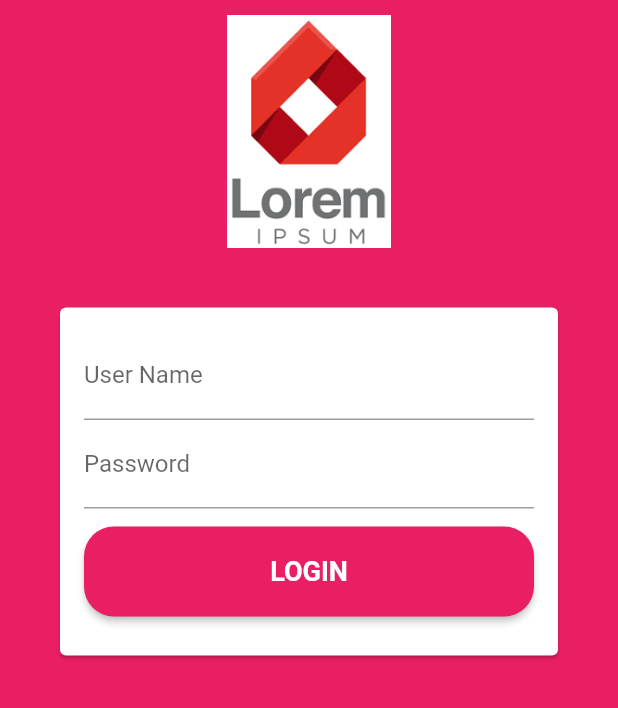
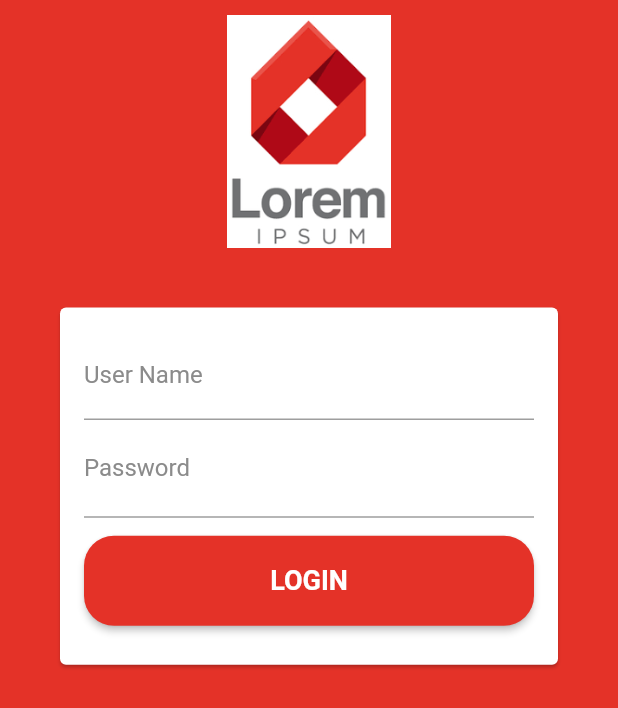
Before and after one commit to SyedDaniyalAli/Api-fetch-for-login-and-posts, a Flutter app: the screen it shows after launch, on a phone screen of 412 x 824 dp. Shown: the top 708 px of the screen. Run offline on Flutter 3.47's test engine with Material 2 defaults, Android fonts, the light colour scheme and no system bars.

Commit message:
made some changes

```diff
--- a/lib/Model/Providers/post.dart
+++ b/lib/Model/Providers/post.dart
@@ -23,4 +23,9 @@ class Entry with ChangeNotifier {
     _items.add(value);
     notifyListeners();
   }
+
+  void insertNewPost(PostItem value) {
+    _items.insert(0, value);
+    notifyListeners();
+  }
 }
--- a/lib/Screens/login_screen.dart
+++ b/lib/Screens/login_screen.dart
@@ -1,4 +1,5 @@
 import 'package:flutter/material.dart';
+import 'package:l0rem/Screens/tab_screen.dart';
 import 'package:l0rem/widget/allpost.dart';
 import 'package:l0rem/widget/auth_form.dart';
 
@@ -19,8 +20,7 @@ class _LoginScreenState extends State<LoginScreen> {
   ) async {
     bool? isAuth = await _authenticate(username: email, password: password);
     if (isAuth ?? false) {
-      Navigator.of(context)
-          .push(MaterialPageRoute(builder: (ctx) => AllPost()));
+      Navigator.of(context).pushNamed(TabsScreen.routeName);
     } else {
       ScaffoldMessenger.of(context)
           .showSnackBar(const SnackBar(content: Text('Wrong Credentials')));
--- a/lib/main.dart
+++ b/lib/main.dart
@@ -4,8 +4,7 @@ import 'package:flutter/material.dart';
 import 'package:l0rem/Model/Providers/data.dart';
 import 'package:l0rem/Model/Providers/post.dart';
 import 'package:l0rem/Screens/login_screen.dart';
-import 'package:l0rem/widget/allpost.dart';
-import 'package:l0rem/widget/profile.dart';
+import 'package:l0rem/Screens/tab_screen.dart';
 import 'package:provider/provider.dart';
 
 void main() async {
@@ -27,17 +26,31 @@ class MyApp extends StatelessWidget {
       child: MaterialApp(
         debugShowCheckedModeBanner: false,
         theme: ThemeData(
-            primarySwatch: Colors.pink,
-            backgroundColor: Colors.pink,
-            accentColor: Colors.deepPurple,
+            primaryColor: const Color(0xffE43228),
+            backgroundColor: Colors.white,
+            accentColor: const Color(0xffAF0917),
             accentColorBrightness: Brightness.dark,
+            appBarTheme: const AppBarTheme(
+              color: Color(0xffE43228),
+            ),
+            inputDecorationTheme: const InputDecorationTheme(
+              labelStyle: TextStyle(
+                color: Color.fromARGB(255, 139, 139, 139),
+              ),
+              focusedBorder: UnderlineInputBorder(
+                borderSide: BorderSide(color: Color(0xffE43228)),
+              ),
+            ),
             buttonTheme: ButtonTheme.of(context).copyWith(
-              buttonColor: Colors.pink,
+              buttonColor: const Color(0xffE43228),
               textTheme: ButtonTextTheme.primary,
               shape: RoundedRectangleBorder(
                   borderRadius: BorderRadius.circular(20)),
             )),
-        home: LoginScreen(),
+        routes: {
+          '/': (ctx) => LoginScreen(),
+          TabsScreen.routeName: (context) => TabsScreen(),
+        },
       ),
     );
   }
--- a/lib/widget/auth_form.dart
+++ b/lib/widget/auth_form.dart
@@ -1,3 +1,4 @@
+import 'package:flutter/cupertino.dart';
 import 'package:flutter/material.dart';
 
 class AuthForm extends StatefulWidget {
@@ -17,6 +18,8 @@ class _AuthFormState extends State<AuthForm> {
   var _userEmail = '';
   var _password = '';
 
+  bool _isObsecure = true;
+
   void _trySubmit() {
     final isValid = _formkey.currentState!.validate();
     FocusScope.of(context).unfocus();
@@ -35,13 +38,12 @@ class _AuthFormState extends State<AuthForm> {
       child: Column(
         children: [
           Container(
-            padding: const EdgeInsets.only(top: 10),
-            height: 165,
-            child: FittedBox(
-              child: Image.asset('assets/images/lorem.png'),
-              fit: BoxFit.cover,
-            ),
-          ),
+              padding: const EdgeInsets.only(top: 10),
+              height: 165,
+              child: Image.asset(
+                'assets/images/lorem.png',
+                fit: BoxFit.cover,
+              )),
           Card(
             margin: const EdgeInsets.all(40),
             child: SingleChildScrollView(
@@ -78,9 +80,19 @@ class _AuthFormState extends State<AuthForm> {
                           }
                           return null;
                         },
-                        decoration:
-                            const InputDecoration(labelText: 'Password'),
-                        obscureText: true,
+                        decoration: InputDecoration(
+                            labelText: 'Password',
+                            suffix: GestureDetector(
+                              child: _isObsecure
+                                  ? const Icon(CupertinoIcons.eye_fill)
+                                  : const Icon(CupertinoIcons.eye_slash_fill),
+                              onTap: () {
+                                setState(() {
+                                  _isObsecure = !_isObsecure;
+                                });
+                              },
+                            )),
+                        obscureText: _isObsecure,
                         onSaved: (value) {
                           _password = value.toString();
                         },
```
Also changed, not shown: lib/Screens/tab_screen.dart (added, +43 -0 lines), lib/widget/allpost.dart (+7 -5 lines), lib/widget/new_post.dart (+8 -8 lines), lib/widget/profile.dart (+86 -34 lines).
